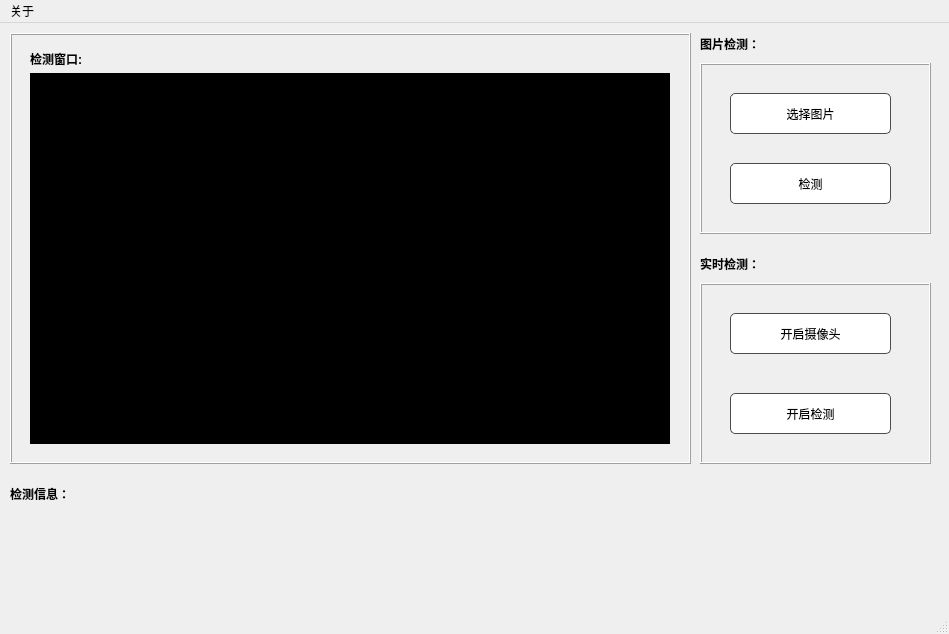
Above: UI/Resources/GUI_style2.ui from pooer99/ASL_Detection before the change. Below: the same form after it.
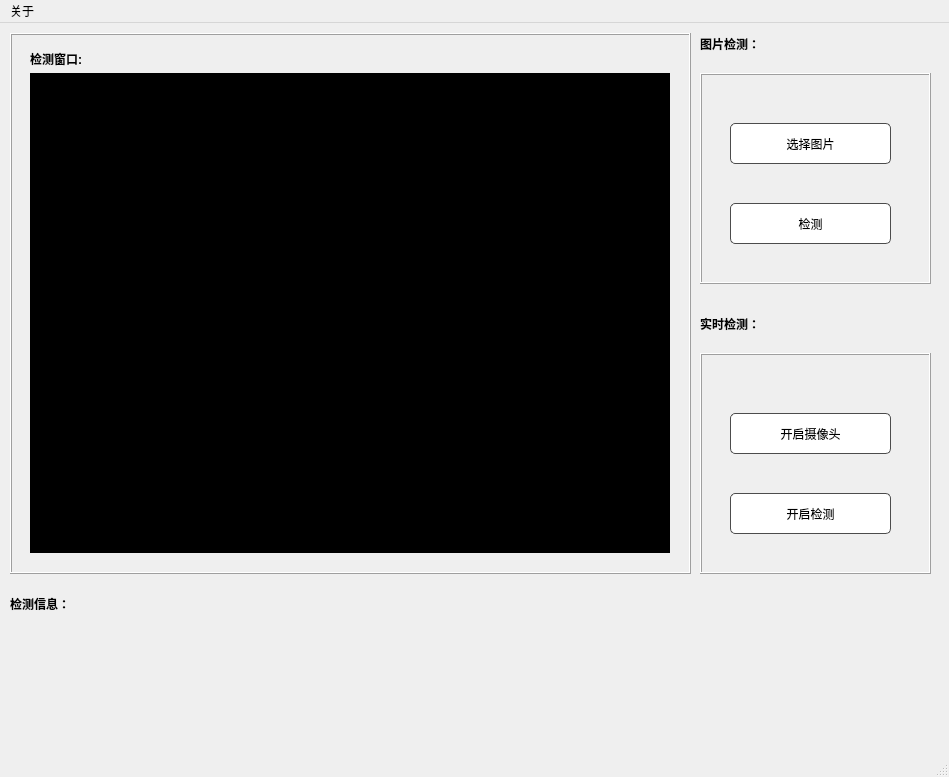
That is the form after the change.

Commit message: 添加检测图片功能；添加检测摄像头功能；改进功能之间的逻辑关系

Patch:
```diff
--- a/UI/Resources/GUI_style2.ui
+++ b/UI/Resources/GUI_style2.ui
@@ -7,7 +7,7 @@
     <x>0</x>
     <y>0</y>
     <width>949</width>
-    <height>634</height>
+    <height>777</height>
    </rect>
   </property>
   <property name="windowTitle">
@@ -29,7 +29,7 @@
       <x>10</x>
       <y>10</y>
       <width>681</width>
-      <height>431</height>
+      <height>541</height>
      </rect>
     </property>
     <property name="frameShape">
@@ -44,7 +44,7 @@
        <x>20</x>
        <y>40</y>
        <width>640</width>
-       <height>371</height>
+       <height>480</height>
       </rect>
      </property>
      <property name="styleSheet">
@@ -98,9 +98,9 @@
     <property name="geometry">
      <rect>
       <x>700</x>
-      <y>40</y>
+      <y>50</y>
       <width>231</width>
-      <height>171</height>
+      <height>211</height>
      </rect>
     </property>
     <property name="frameShape">
@@ -113,7 +113,7 @@
      <property name="geometry">
       <rect>
        <x>30</x>
-       <y>30</y>
+       <y>50</y>
        <width>161</width>
        <height>41</height>
       </rect>
@@ -163,7 +163,7 @@
      <property name="geometry">
       <rect>
        <x>30</x>
-       <y>100</y>
+       <y>130</y>
        <width>161</width>
        <height>41</height>
       </rect>
@@ -208,9 +208,9 @@
     <property name="geometry">
      <rect>
       <x>700</x>
-      <y>260</y>
+      <y>330</y>
       <width>231</width>
-      <height>181</height>
+      <height>221</height>
      </rect>
     </property>
     <property name="frameShape">
@@ -223,7 +223,7 @@
      <property name="geometry">
       <rect>
        <x>30</x>
-       <y>30</y>
+       <y>60</y>
        <width>161</width>
        <height>41</height>
       </rect>
@@ -273,7 +273,7 @@
      <property name="geometry">
       <rect>
        <x>30</x>
-       <y>110</y>
+       <y>140</y>
        <width>161</width>
        <height>41</height>
       </rect>
@@ -318,7 +318,7 @@
     <property name="geometry">
      <rect>
       <x>10</x>
-      <y>450</y>
+      <y>560</y>
       <width>72</width>
       <height>41</height>
      </rect>
@@ -336,10 +336,10 @@
    <widget class="QLabel" name="detect_print_text">
     <property name="geometry">
      <rect>
-      <x>20</x>
-      <y>490</y>
+      <x>10</x>
+      <y>600</y>
       <width>671</width>
-      <height>91</height>
+      <height>121</height>
      </rect>
     </property>
     <property name="font">
@@ -380,7 +380,7 @@
     <property name="geometry">
      <rect>
       <x>700</x>
-      <y>220</y>
+      <y>280</y>
       <width>72</width>
       <height>41</height>
      </rect>
```
The commit also changes 2 other files.
